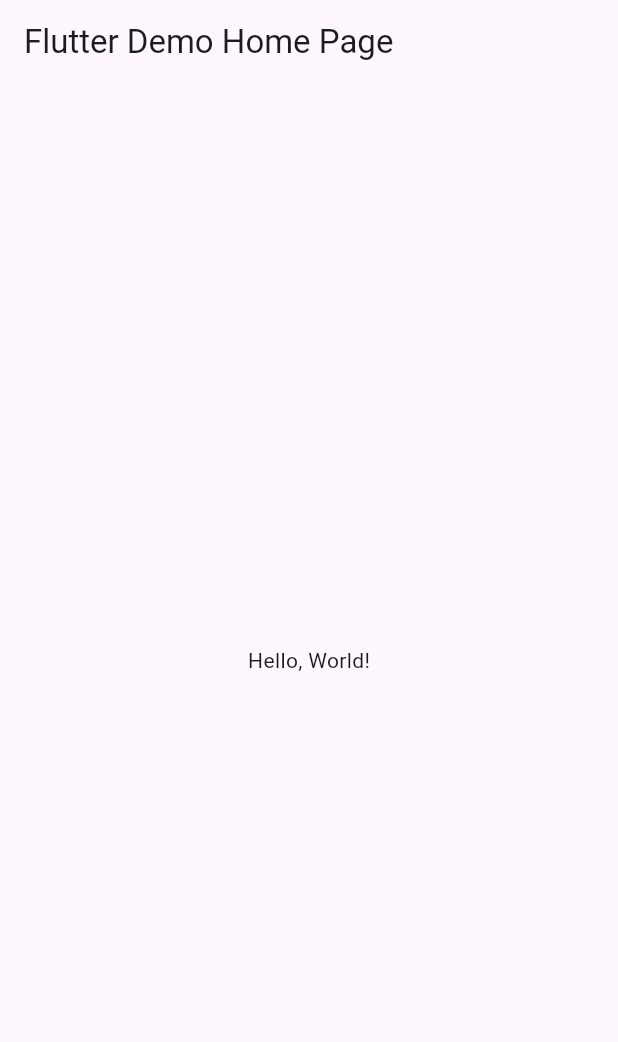
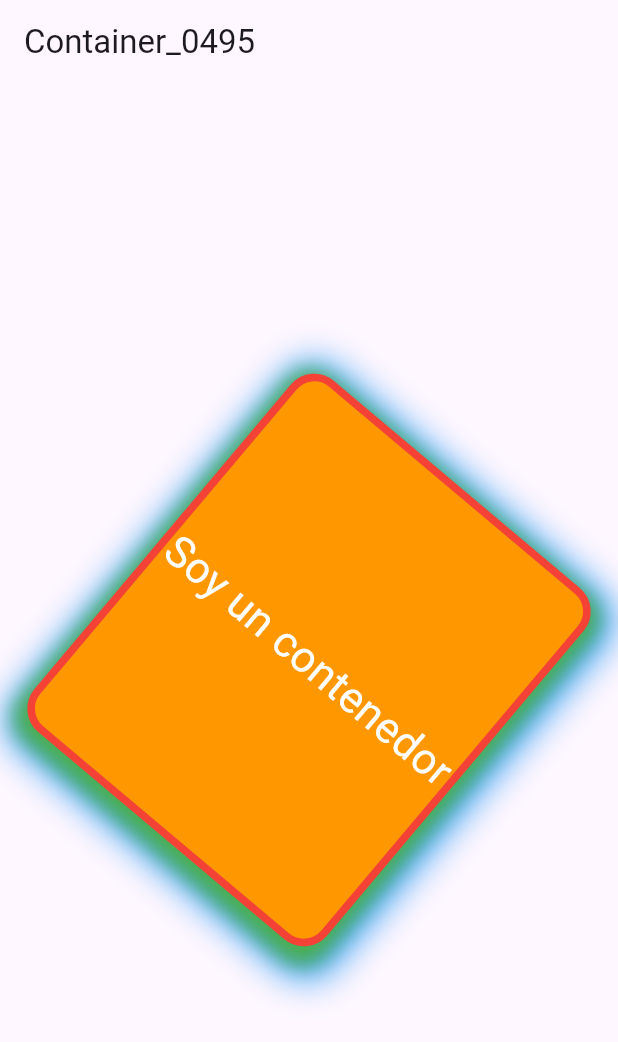
Before and after one commit to JazLopezMartinez/UII_Act8_0495, a Flutter app: the screen it shows after launch, on a phone screen of 412 x 824 dp. Shown: the top 1042 px of the screen. Run offline on Flutter 3.47's test engine with Material 3 defaults, Android fonts, the phone set to English and light mode, and no system bars.

```diff
--- a/lib/main.dart
+++ b/lib/main.dart
@@ -1,41 +1,68 @@
 import 'package:flutter/material.dart';
 
-void main() => runApp(MyApp());
+void main() => runApp(const MyApp());
 
 class MyApp extends StatelessWidget {
   const MyApp({super.key});
-  // This widget is the root of your application.
   @override
   Widget build(BuildContext context) {
     return MaterialApp(
-      // Application name
-      title: 'Flutter Hello World',
-      // Application theme data, you can set the colors for the application as
-      // you want
-      theme: ThemeData(
-        // useMaterial3: false,
-        primarySwatch: Colors.blue,
-      ),
-      // A widget which will be started on application startup
-      home: MyHomePage(title: 'Flutter Demo Home Page'),
+      debugShowCheckedModeBanner: false,
+      title: "Container_0495",
+      home: const MyHomePage(title: 'Container_0495'),
     );
   }
 }
 
-class MyHomePage extends StatelessWidget {
+class MyHomePage extends StatefulWidget {
+  const MyHomePage({Key? key, required this.title}) : super(key: key);
   final String title;
-  const MyHomePage({super.key, required this.title});
+  @override
+  State<MyHomePage> createState() => _MyHomePageState();
+}
 
+class _MyHomePageState extends State<MyHomePage> {
   @override
   Widget build(BuildContext context) {
     return Scaffold(
       appBar: AppBar(
-        // The title text which will be shown on the action bar
-        title: Text(title),
+        title: Text(widget.title),
       ),
-      body: Center(
-        child: Text(
-          'Hello, World!',
+      body: Align(
+        alignment: Alignment.center,
+        child: Container(
+          alignment: Alignment.center,
+          decoration: BoxDecoration(
+            color: Colors.orange,
+            borderRadius: BorderRadius.circular(20),
+            border: Border.all(width: 5, color: Colors.red),
+            boxShadow: [
+              const BoxShadow(
+                  color: Colors.blue,
+                  offset: Offset(5.0, 5.0),
+                  blurRadius: 20.0,
+                  spreadRadius: 10.0),
+              const BoxShadow(
+                  color: Colors.green,
+                  offset: Offset(2.0, 5.0),
+                  blurRadius: 10.0,
+                  spreadRadius: 5.0),
+            ],
+          ),
+          width: 250,
+          height: 300,
+          child: const Text(
+            "Soy un contenedor",
+            style: TextStyle(fontSize: 28, color: Colors.white),
+          ),
+          constraints: const BoxConstraints(
+            minHeight: 100,
+            minWidth: 100,
+            maxHeight: double.infinity,
+            maxWidth: double.infinity,
+          ),
+          transform: Matrix4.skew(0.2, -0.2)..rotateZ(0.9),
+          transformAlignment: Alignment.center,
         ),
       ),
     );
```
